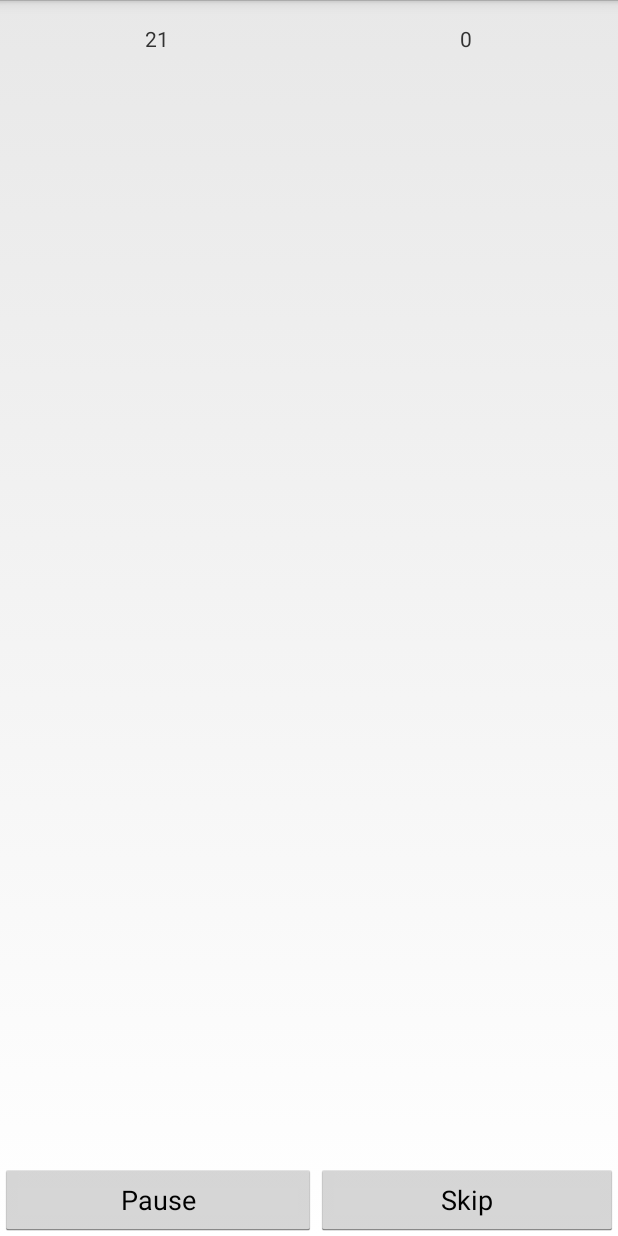
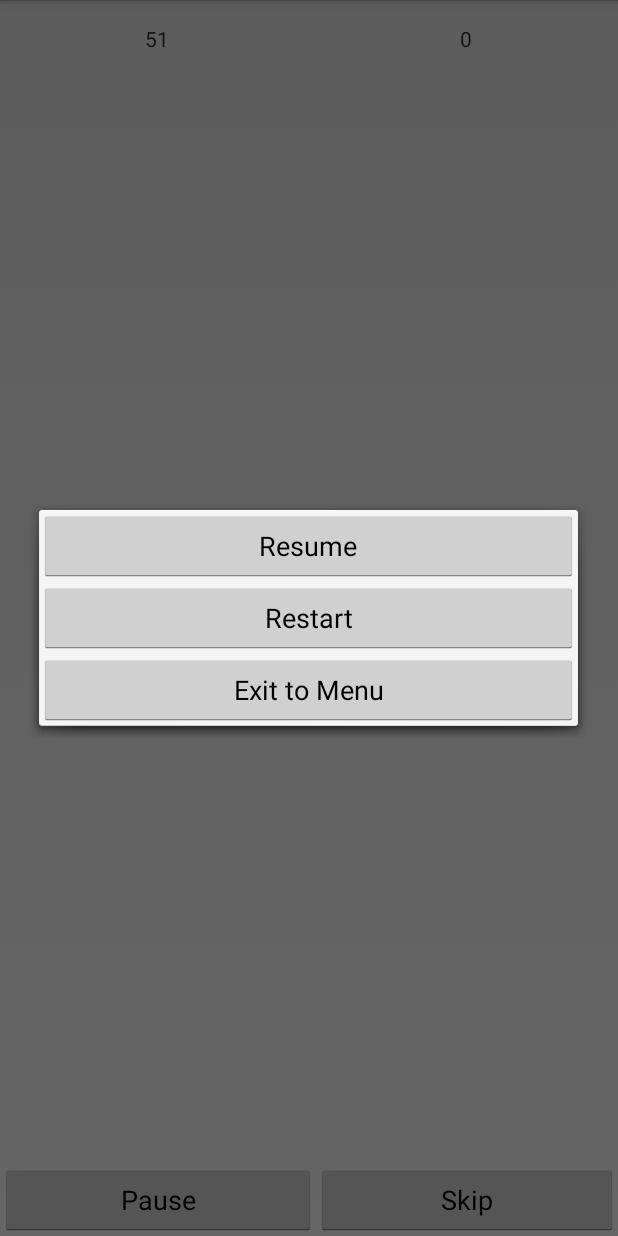
Before and after one commit to chrisjluc/Onesearch, an Android app: the screen it shows after launch (WordSearchActivity), after a tap on "Pause", on a phone screen of 412 x 824 dp. Run offline under Robolectric (Android 15) with nearby library versions, the phone set to English and light mode, and no system bars; 1 statement that could not run was skipped.

Commit message:
Game can now pause with gameplay states, implemented resume and restart methods when in pause. Also pauses when user locks their phone or unintentionally leaves the game

```diff
--- a/app/src/main/java/chrisjluc/funsearch/interfaces/WordFoundListener.java
+++ /dev/null
@@ -1,5 +0,0 @@
-package chrisjluc.funsearch.interfaces;
-
-public interface WordFoundListener {
-    public void notifyWordFound();
-}
--- /dev/null
+++ b/app/src/main/java/chrisjluc/funsearch/ui/PauseDialogFragment.java
@@ -0,0 +1,85 @@
+package chrisjluc.funsearch.ui;
+
+import android.app.Activity;
+import android.app.AlertDialog;
+import android.app.Dialog;
+import android.app.DialogFragment;
+import android.content.DialogInterface;
+import android.os.Bundle;
+import android.view.LayoutInflater;
+import android.view.View;
+import android.widget.Button;
+
+import chrisjluc.funsearch.R;
+
+public class PauseDialogFragment extends DialogFragment {
+
+    private PauseDialogListener mListener;
+
+    public Dialog onCreateDialog(Bundle savedInstanceState) {
+        AlertDialog.Builder builder = new AlertDialog.Builder(getActivity());
+        Activity activity = getActivity();
+        LayoutInflater inflater = activity.getLayoutInflater();
+        View layout = inflater.inflate(R.layout.fragment_gameplay_dialog, null);
+        Button resumeButton = (Button) layout.findViewById(R.id.bResume);
+        Button restartButton = (Button) layout.findViewById(R.id.bRestart);
+        Button quitButton = (Button) layout.findViewById(R.id.bQuit);
+        resumeButton.setOnClickListener(new View.OnClickListener() {
+            @Override
+            public void onClick(View view) {
+                getDialog().dismiss();
+                mListener.onDialogResume();
+            }
+        });
+        restartButton.setOnClickListener(new View.OnClickListener() {
+            @Override
+            public void onClick(View view) {
+                getDialog().dismiss();
+                mListener.onDialogRestart();
+            }
+        });
+        quitButton.setOnClickListener(new View.OnClickListener() {
+            @Override
+            public void onClick(View view) {
+                getDialog().dismiss();
+                mListener.onDialogQuit();
+            }
+        });
+
+        builder.setView(layout);
+        Dialog dialog = builder.create();
+        dialog.setCanceledOnTouchOutside(false);
+        return dialog;
+    }
+
+    @Override
+    public void onCancel(DialogInterface dialog) {
+        mListener.onDialogResume();
+        super.onCancel(dialog);
+    }
+
+    @Override
+    public void onAttach(Activity activity) {
+        super.onAttach(activity);
+        try {
+            mListener = (PauseDialogListener) activity;
+        } catch (ClassCastException e) {
+            throw new ClassCastException(activity.toString()
+                    + " must implement PauseDialogListener");
+        }
+    }
+
+    @Override
+    public void onDetach() {
+        super.onDetach();
+        mListener = null;
+    }
+
+    public interface PauseDialogListener {
+        public void onDialogQuit();
+
+        public void onDialogResume();
+
+        public void onDialogRestart();
+    }
+}
--- a/app/src/main/java/chrisjluc/funsearch/ui/WordSearchActivity.java
+++ b/app/src/main/java/chrisjluc/funsearch/ui/WordSearchActivity.java
@@ -11,11 +11,11 @@ import android.widget.TextView;
 
 import chrisjluc.funsearch.R;
 import chrisjluc.funsearch.adapters.SectionsPagerAdapter;
-import chrisjluc.funsearch.interfaces.WordFoundListener;
 
 
-public class WordSearchActivity extends Activity implements WordFoundListener, View.OnClickListener {
+public class WordSearchActivity extends Activity implements WordSearchGridView.WordFoundListener, PauseDialogFragment.PauseDialogListener, View.OnClickListener {
 
+    private enum GameState {START, PLAY, PAUSE}
     /**
      * The {@link ViewPager} that will host the section contents.
      */
@@ -23,24 +23,29 @@ public class WordSearchActivity extends Activity implements WordFoundListener, V
     private TextView mTimerTextView;
     private TextView mScoreTextView;
     private CountDownTimer mCountDownTimer;
+    private final PauseDialogFragment mPauseDialogFragment = new PauseDialogFragment();
 
+
+    private GameState mGameState;
     public static int currentItem;
+    private final static int TIMER_GRANULARITY = 100;
+    private long mStartTime = 60000;
     private long mTimeRemaining;
     private int mScore;
-    private final static int TIMER_GRANULARITY = 100;
+    private int mSkipped;
 
     @Override
     protected void onCreate(Bundle savedInstanceState) {
         super.onCreate(savedInstanceState);
         setContentView(R.layout.wordsearch_activity);
 
+        mGameState = GameState.START;
         Button mSkipButton = (Button) findViewById(R.id.bSkip);
         Button mPauseButton = (Button) findViewById(R.id.bPause);
         mSkipButton.setOnClickListener(this);
         mPauseButton.setOnClickListener(this);
         mTimerTextView = (TextView) findViewById(R.id.tvTimer);
         mScoreTextView = (TextView) findViewById(R.id.tvScore);
-
         mScoreTextView.setText("0");
 
         // Create the adapter that will return a fragment for each of the
@@ -58,22 +63,21 @@ public class WordSearchActivity extends Activity implements WordFoundListener, V
         // Set up the ViewPager with the sections adapter.
         mViewPager = (WordSearchViewPager) findViewById(R.id.pager);
         mViewPager.setAdapter(mSectionsPagerAdapter);
-
         currentItem = 0;
         mScore = 0;
-        mTimeRemaining = 30000;
+        mSkipped = 0;
+        mTimeRemaining = mStartTime;
         setupCountDownTimer(mTimeRemaining);
         startCountDownTimer();
     }
 
-    private void resumeGameplay() {
-        setupCountDownTimer(mTimeRemaining);
-        startCountDownTimer();
-    }
 
     private void pauseGameplay() {
+        if (mGameState == GameState.PAUSE)
+            return;
+        mGameState = GameState.PAUSE;
         stopCountDownTimer();
-        // Show pause dialog
+        mPauseDialogFragment.show(getFragmentManager(), "dialog");
     }
 
     @Override
@@ -81,6 +85,7 @@ public class WordSearchActivity extends Activity implements WordFoundListener, V
         switch (view.getId()) {
             case R.id.bSkip:
                 mViewPager.setCurrentItem(++currentItem);
+                mSkipped++;
                 break;
             case R.id.bPause:
                 pauseGameplay();
@@ -109,15 +114,51 @@ public class WordSearchActivity extends Activity implements WordFoundListener, V
     }
 
     @Override
+    public void onDialogQuit() {
+        // Exit to the main menu
+    }
+
+    @Override
+    public void onDialogResume() {
+        mGameState = GameState.PLAY;
+        setupCountDownTimer(mTimeRemaining);
+        startCountDownTimer();
+        setFullscreen();
+    }
+
+    @Override
+    public void onDialogRestart() {
+        mGameState = GameState.PLAY;
+        mScore = 0;
+        mSkipped = 0;
+        mTimeRemaining = mStartTime;
+        setupCountDownTimer(mTimeRemaining);
+        startCountDownTimer();
+        setFullscreen();
+        mScoreTextView.setText("0");
+        mViewPager.setCurrentItem(++currentItem);
+    }
+
+    @Override
     protected void onResume() {
+        if (mGameState == GameState.START)
+            mGameState = GameState.PLAY;
+        else
+            pauseGameplay();
+
         setFullscreen();
         super.onResume();
     }
 
     @Override
     protected void onPause() {
+        stopCountDownTimer();
+        super.onPause();
+    }
+
+    @Override
+    public void onBackPressed() {
         pauseGameplay();
-        super.onPause();
     }
 
     private void setupCountDownTimer(final long timeinMS) {
--- a/app/src/main/java/chrisjluc/funsearch/ui/WordSearchFragment.java
+++ b/app/src/main/java/chrisjluc/funsearch/ui/WordSearchFragment.java
@@ -8,7 +8,6 @@ import android.view.ViewGroup;
 import android.widget.TextView;
 
 import chrisjluc.funsearch.R;
-import chrisjluc.funsearch.interfaces.WordFoundListener;
 import chrisjluc.funsearch.WordSearchManager;
 import chrisjluc.funsearch.wordSearchGenerator.generators.WordSearchGenerator;
 
@@ -36,7 +35,7 @@ public class WordSearchFragment extends Fragment {
         WordSearchGenerator generator = WordSearchManager.getInstance().getGenerator(WordSearchActivity.currentItem);
         tv.setText(generator.word);
         WordSearchGridView grid = (WordSearchGridView) rootView.findViewById(R.id.gridView);
-        grid.setWordFoundListener((WordFoundListener)getActivity());
+        grid.setWordFoundListener((WordSearchGridView.WordFoundListener)getActivity());
         return rootView;
     }
 }
--- a/app/src/main/java/chrisjluc/funsearch/ui/WordSearchGridView.java
+++ b/app/src/main/java/chrisjluc/funsearch/ui/WordSearchGridView.java
@@ -9,7 +9,6 @@ import android.widget.GridView;
 import java.util.ArrayList;
 import java.util.List;
 
-import chrisjluc.funsearch.interfaces.WordFoundListener;
 import chrisjluc.funsearch.WordSearchManager;
 import chrisjluc.funsearch.adapters.WordSearchGridAdapter;
 import chrisjluc.funsearch.wordSearchGenerator.generators.WordSearchGenerator;
@@ -177,4 +176,8 @@ public class WordSearchGridView extends GridView {
     private int calcRelativeY(int d) {
         return (d - padding) / dimension;
     }
+
+    public interface WordFoundListener {
+        public void notifyWordFound();
+    }
 }
--- /dev/null
+++ b/app/src/main/res/layout/fragment_gameplay_dialog.xml
@@ -0,0 +1,31 @@
+<FrameLayout xmlns:android="http://schemas.android.com/apk/res/android"
+    xmlns:tools="http://schemas.android.com/tools"
+    android:layout_width="match_parent"
+    android:layout_height="match_parent"
+    tools:context="chrisjluc.funsearch.ui.PauseDialogFragment">
+
+    <LinearLayout
+        android:layout_width="fill_parent"
+        android:layout_height="fill_parent"
+        android:orientation="vertical">
+
+        <Button
+            android:layout_width="fill_parent"
+            android:layout_height="wrap_content"
+            android:text="Resume"
+            android:id="@+id/bResume" />
+
+        <Button
+            android:layout_width="fill_parent"
+            android:layout_height="wrap_content"
+            android:text="Restart"
+            android:id="@+id/bRestart" />
+
+        <Button
+            android:layout_width="fill_parent"
+            android:layout_height="wrap_content"
+            android:text="Exit to Menu"
+            android:id="@+id/bQuit" />
+    </LinearLayout>
+
+</FrameLayout>
```
